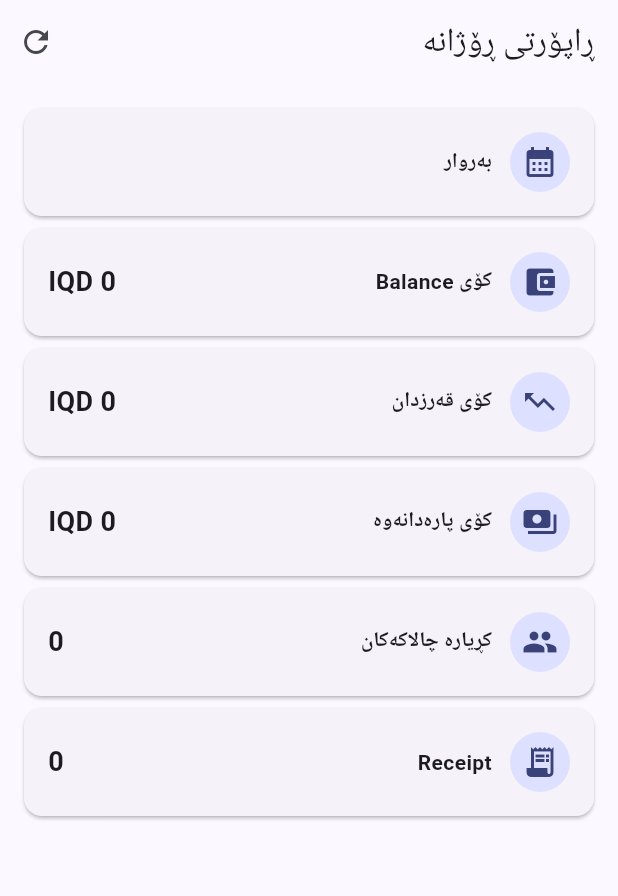
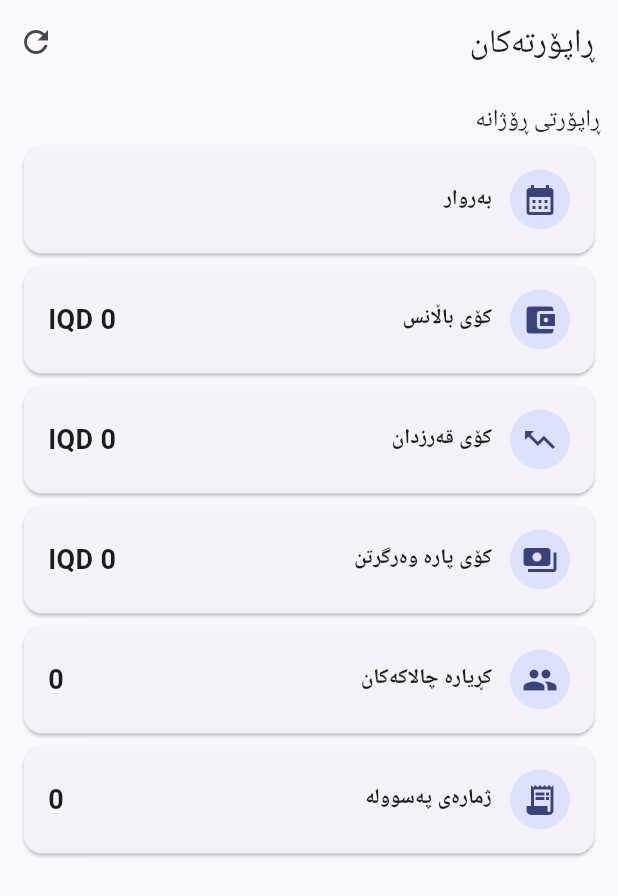
Before and after one commit to arambarzani07/ZhiroxDebtOs, a Flutter app: the DailyReportScreen screen opened directly with empty values, on a phone screen of 412 x 824 dp. Shown: the top 896 px of the screen. Run offline on Flutter 3.47's test engine with Material 3 defaults, Android fonts, the phone set to English and light mode, and no system bars; our stand-ins replace shared_preferences; accounts and stored records are empty.

Commit message:
Show report overview from locked backend

```diff
--- a/lib/features/reports/daily_report_screen.dart
+++ b/lib/features/reports/daily_report_screen.dart
@@ -1,5 +1,6 @@
 import 'package:flutter/material.dart';
 
+import '../../core/utils/formatters.dart';
 import '../../models/daily_report_model.dart';
 import '../../widgets/stat_card.dart';
 
@@ -8,16 +9,40 @@ class DailyReportScreen extends StatelessWidget {
     super.key,
     required this.report,
     required this.onRefresh,
+    this.weekly = const {},
+    this.monthly = const {},
+    this.topDebtors = const {},
+    this.paidUnpaid = const {},
   });
 
   final DailyReportModel report;
   final VoidCallback onRefresh;
+  final Map<String, dynamic> weekly;
+  final Map<String, dynamic> monthly;
+  final Map<String, dynamic> topDebtors;
+  final Map<String, dynamic> paidUnpaid;
+
+  num readNum(Map<String, dynamic> map, String key) {
+    final nested = map['report'];
+    if (nested is Map && nested[key] != null) return AppFormatters.safeNum(nested[key]);
+    return AppFormatters.safeNum(map[key]);
+  }
+
+  int readCount(Map<String, dynamic> map, String key) {
+    return AppFormatters.safeInt(map[key]);
+  }
+
+  int readListCount(Map<String, dynamic> map, String key) {
+    final value = map[key];
+    if (value is List) return value.length;
+    return 0;
+  }
 
   @override
   Widget build(BuildContext context) {
     return Scaffold(
       appBar: AppBar(
-        title: const Text('ڕاپۆرتی ڕۆژانە'),
+        title: const Text('ڕاپۆرتەکان'),
         actions: [
           IconButton(
             onPressed: onRefresh,
@@ -28,24 +53,25 @@ class DailyReportScreen extends StatelessWidget {
       body: ListView(
         padding: const EdgeInsets.all(12),
         children: [
+          Text('ڕاپۆرتی ڕۆژانە', style: Theme.of(context).textTheme.titleMedium),
           StatCard(
             title: 'بەروار',
             value: report.date,
             icon: Icons.calendar_month,
           ),
           StatCard(
-            title: 'کۆی Balance',
-            value: '${report.totalCurrentBalance} IQD',
+            title: 'کۆی باڵانس',
+            value: AppFormatters.money(report.totalCurrentBalance),
             icon: Icons.account_balance_wallet,
           ),
           StatCard(
             title: 'کۆی قەرزدان',
-            value: '${report.totalDebtGiven} IQD',
+            value: AppFormatters.money(report.totalDebtGiven),
             icon: Icons.trending_up,
           ),
           StatCard(
-            title: 'کۆی پارەدانەوە',
-            value: '${report.totalPaymentReceived} IQD',
+            title: 'کۆی پارە وەرگرتن',
+            value: AppFormatters.money(report.totalPaymentReceived),
             icon: Icons.payments,
           ),
           StatCard(
@@ -54,10 +80,61 @@ class DailyReportScreen extends StatelessWidget {
             icon: Icons.people,
           ),
           StatCard(
-            title: 'Receipt',
+            title: 'ژمارەی پەسوولە',
             value: '${report.receiptsCount}',
             icon: Icons.receipt_long,
           ),
+          if (weekly.isNotEmpty) ...[
+            const SizedBox(height: 16),
+            Text('ڕاپۆرتی هەفتانە', style: Theme.of(context).textTheme.titleMedium),
+            StatCard(
+              title: 'قەرزدان لەم هەفتەیە',
+              value: AppFormatters.money(readNum(weekly, 'total_debt_given')),
+              icon: Icons.trending_up,
+            ),
+            StatCard(
+              title: 'پارە وەرگرتن لەم هەفتەیە',
+              value: AppFormatters.money(readNum(weekly, 'total_payment_received')),
+              icon: Icons.payments,
+            ),
+          ],
+          if (monthly.isNotEmpty) ...[
+            const SizedBox(height: 16),
+            Text('ڕاپۆرتی مانگانە', style: Theme.of(context).textTheme.titleMedium),
+            StatCard(
+              title: 'قەرزدان لەم مانگە',
+              value: AppFormatters.money(readNum(monthly, 'total_debt_given')),
+              icon: Icons.trending_up,
+            ),
+            StatCard(
+              title: 'پارە وەرگرتن لەم مانگە',
+              value: AppFormatters.money(readNum(monthly, 'total_payment_received')),
+              icon: Icons.payments,
+            ),
+          ],
+          if (paidUnpaid.isNotEmpty) ...[
+            const SizedBox(height: 16),
+            Text('دۆخی کڕیاران', style: Theme.of(context).textTheme.titleMedium),
+            StatCard(
+              title: 'بێ قەرز',
+              value: '${readCount(paidUnpaid, 'paid_count')}',
+              icon: Icons.check_circle,
+            ),
+            StatCard(
+              title: 'قەرزدار',
+              value: '${readCount(paidUnpaid, 'unpaid_count')}',
+              icon: Icons.warning_amber,
+            ),
+          ],
+          if (topDebtors.isNotEmpty) ...[
+            const SizedBox(height: 16),
+            Text('زۆرترین قەرزداران', style: Theme.of(context).textTheme.titleMedium),
+            StatCard(
+              title: 'ژمارەی قەرزداران',
+              value: '${readListCount(topDebtors, 'items') + readListCount(topDebtors, 'top_debtors')}',
+              icon: Icons.leaderboard,
+            ),
+          ],
         ],
       ),
     );
```
